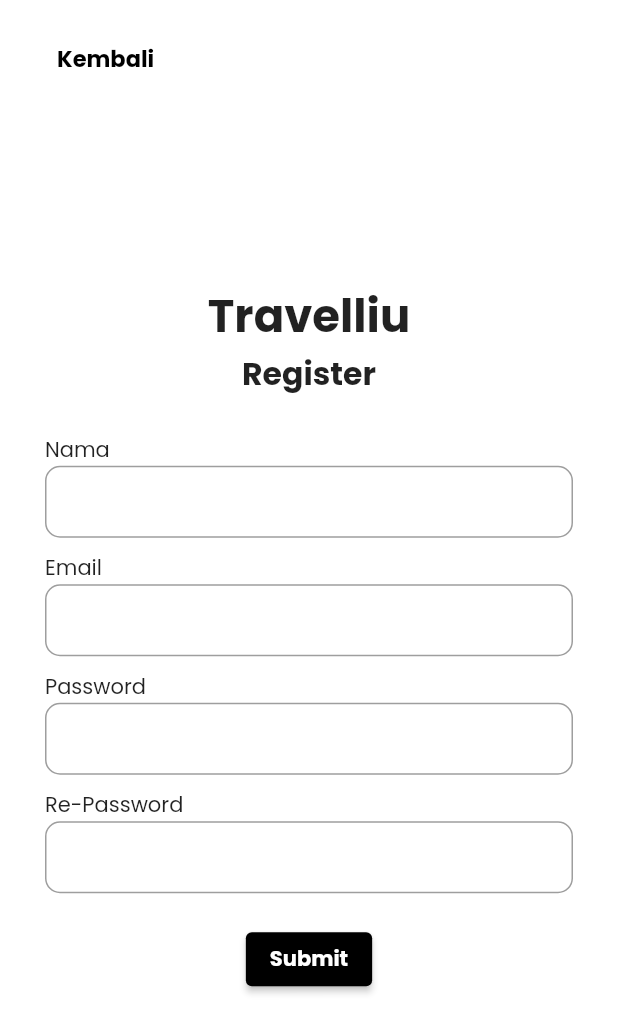
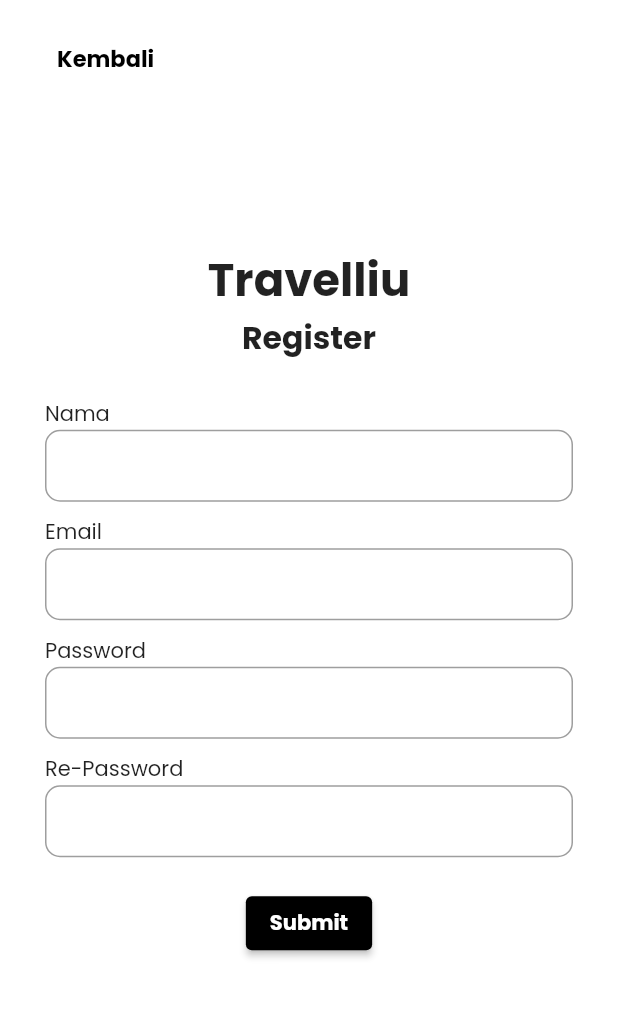
Before and after one commit to fanzru/travelliu, a Flutter app: the LoginScreen screen opened by its route, after a tap on "Masuk", after a tap on "Daftar!", on a phone screen of 412 x 824 dp. Shown: the top 1033 px of the screen. Run offline on Flutter 3.47's test engine with Material 2 defaults, Android fonts, the phone set to English and light mode, and no system bars; our stand-ins replace file_picker, shared_preferences; accounts and stored records are empty; network calls fail.

Commit message:
Floating snackbar, adaptive forms

```diff
--- a/mobile/lib/model/profile.dart
+++ b/mobile/lib/model/profile.dart
@@ -20,7 +20,6 @@ class Profile {
   });
   factory Profile.fromJson(Map<String, dynamic> json) {
     var user = User.fromJson(json["user"]);
-    print(user);
     return Profile(
       user: user,
       // reviews: json["reviews"],
--- a/mobile/lib/screen/form_login/login_screen.dart
+++ b/mobile/lib/screen/form_login/login_screen.dart
@@ -3,6 +3,7 @@ import 'dart:math';
 import 'package:flutter/material.dart';
 import 'package:mobile/api/user.dart';
 import 'package:mobile/screen/form_register/register_screen.dart';
+import 'package:mobile/screen/home/home_screen.dart';
 import 'package:mobile/utils/show_snackbar.dart';
 import 'package:mobile/model/profile_secure.dart';
 
@@ -28,13 +29,10 @@ class _LoginScreenState extends State<LoginScreen> {
     if (_formKey.currentState!.validate()) {
       // If valid
       try {
-        var user =
         await loginUser(_emailController.text, _passwordController.text);
-        var profile = await SecureProfile.getStorage();
-        profile.setLoggedIn(user.id, user.token);
-        ShowSnackBar(
-            context, "Selamat datang ${user.name}, harap pindah halaman");
-        Navigator.pop(context);
+        ShowSnackBar(context, "Login berhasil");
+        Navigator.pushNamedAndRemoveUntil(
+            context, HomeScreen.routeName, (route) => false);
       } catch (err) {
         ShowSnackBar(context, "$err");
       }
@@ -68,18 +66,14 @@ class _LoginScreenState extends State<LoginScreen> {
   Widget build(BuildContext context) {
     return Scaffold(
         backgroundColor: Colors.white,
-      resizeToAvoidBottomInset: false,
         body: SafeArea(
             child: Padding(
-              padding:
-                  const EdgeInsets.symmetric(vertical: 15, horizontal: 30),
-              child: Column(
-                crossAxisAlignment: CrossAxisAlignment.start,
+          padding: const EdgeInsets.symmetric(vertical: 15, horizontal: 30),
+          child: Stack(
             children: [
               TextButton(
                   style: ButtonStyle(
-                          overlayColor:
-                              MaterialStateProperty.all(Colors.black12)),
+                      overlayColor: MaterialStateProperty.all(Colors.black12)),
                   onPressed: _handleKembaliButton,
                   child: const Text(
                     "Kembali",
@@ -88,8 +82,13 @@ class _LoginScreenState extends State<LoginScreen> {
                         fontWeight: FontWeight.bold,
                         fontSize: 15),
                   )),
-                  Expanded(
-                      child: Center(
+              Center(
+                child: SingleChildScrollView(
+                  reverse: true,
+                  child: Column(
+                    crossAxisAlignment: CrossAxisAlignment.start,
+                    children: [
+                      Center(
                           child: Column(
                         mainAxisAlignment: MainAxisAlignment.center,
                         children: [
@@ -111,7 +110,8 @@ class _LoginScreenState extends State<LoginScreen> {
                               child: Column(
                                 children: [
                                   Column(
-                                crossAxisAlignment: CrossAxisAlignment.start,
+                                    crossAxisAlignment:
+                                        CrossAxisAlignment.start,
                                     children: [
                                       const Text("Email"),
                                       TextFormField(
@@ -138,7 +138,8 @@ class _LoginScreenState extends State<LoginScreen> {
                                     height: 10,
                                   ),
                                   Column(
-                                crossAxisAlignment: CrossAxisAlignment.start,
+                                    crossAxisAlignment:
+                                        CrossAxisAlignment.start,
                                     children: [
                                       const Text("Password"),
                                       TextFormField(
@@ -195,14 +196,19 @@ class _LoginScreenState extends State<LoginScreen> {
                                       )),
                                   child: const Text(
                                     "Daftar!",
-                                style: TextStyle(fontWeight: FontWeight.bold),
+                                    style:
+                                        TextStyle(fontWeight: FontWeight.bold),
                                   ))
                             ],
                           )
                         ],
-                  )))
+                      ))
                     ],
-              ))),
-    );
+                  ),
+                ),
+              ),
+            ],
+          ),
+        )));
   }
 }
--- a/mobile/lib/screen/form_register/register_screen.dart
+++ b/mobile/lib/screen/form_register/register_screen.dart
@@ -1,5 +1,6 @@
 import 'package:flutter/material.dart';
 import 'package:mobile/api/user.dart';
+import 'package:mobile/screen/home/home_screen.dart';
 import 'package:mobile/utils/show_snackbar.dart';
 
 class RegisterScreenArguments {
@@ -22,12 +23,11 @@ class RegisterScreenState extends State<RegisterScreen> {
   final TextEditingController _namaController = TextEditingController();
   final TextEditingController _repasswordController = TextEditingController();
 
-
   void _handleKembaliButton() {
     Navigator.pop(context);
   }
 
-  String? _validEmail(String? txt){
+  String? _validEmail(String? txt) {
     if (txt == null || txt.isEmpty) {
       return "Masukkan email";
     }
@@ -39,7 +39,7 @@ class RegisterScreenState extends State<RegisterScreen> {
     return null;
   }
 
-  String? _validPassword(String? txt){
+  String? _validPassword(String? txt) {
     if (txt == null || txt.isEmpty) {
       return "Masukkan password";
     }
@@ -49,42 +49,40 @@ class RegisterScreenState extends State<RegisterScreen> {
     return null;
   }
 
-  String? _validRepassword(String? txt){
+  String? _validRepassword(String? txt) {
     if (txt != _passwordController.text) {
       return "Password tidak sama";
     }
     return null;
   }
 
-  String? _validNama(String? txt){
+  String? _validNama(String? txt) {
     if (txt == null || txt.isEmpty) {
       return "Masukkan nama";
     }
     return null;
   }
-  void _handleSubmit() async{
-    try{
-      var respon=
-        await registerUser(_namaController.text, _emailController.text, _passwordController.text);
+
+  void _handleSubmit() async {
+    try {
+      var respon = await registerUser(_namaController.text,
+          _emailController.text, _passwordController.text);
+      Navigator.pushNamedAndRemoveUntil(
+          context, HomeScreen.routeName, (route) => false);
       ShowSnackBar(context, "Akun ${_namaController.text} berhasil dibuat");
-    }catch(err){
+    } catch (err) {
       ShowSnackBar(context, "$err");
     }
-
-
   }
 
   @override
   Widget build(BuildContext context) {
     return Scaffold(
-      resizeToAvoidBottomInset: false,
       backgroundColor: Colors.white,
-      body: Container(
+      body: SafeArea(
         child: Padding(
-              padding:
-                  const EdgeInsets.symmetric(vertical: 15, horizontal: 30),
-              child: Column(
-                crossAxisAlignment: CrossAxisAlignment.start,
+            padding: const EdgeInsets.symmetric(vertical: 15, horizontal: 30),
+            child: Stack(
               children: [
                 TextButton(
                     style: ButtonStyle(
@@ -98,7 +96,9 @@ class RegisterScreenState extends State<RegisterScreen> {
                           fontWeight: FontWeight.bold,
                           fontSize: 15),
                     )),
-                  Expanded(
+                Center(
+                  child: SingleChildScrollView(
+                    reverse: true,
                     child: Center(
                       child: Column(
                         mainAxisAlignment: MainAxisAlignment.center,
@@ -118,11 +118,11 @@ class RegisterScreenState extends State<RegisterScreen> {
                           ),
                           Form(
                               key: _formKey,
-                          child: SingleChildScrollView(
                               child: Column(
                                 children: [
                                   Column(
-                                  crossAxisAlignment: CrossAxisAlignment.start,
+                                    crossAxisAlignment:
+                                        CrossAxisAlignment.start,
                                     children: [
                                       const Text("Nama"),
                                       TextFormField(
@@ -149,7 +149,8 @@ class RegisterScreenState extends State<RegisterScreen> {
                                     height: 10,
                                   ),
                                   Column(
-                                  crossAxisAlignment: CrossAxisAlignment.start,
+                                    crossAxisAlignment:
+                                        CrossAxisAlignment.start,
                                     children: [
                                       const Text("Email"),
                                       TextFormField(
@@ -176,7 +177,8 @@ class RegisterScreenState extends State<RegisterScreen> {
                                     height: 10,
                                   ),
                                   Column(
-                                  crossAxisAlignment: CrossAxisAlignment.start,
+                                    crossAxisAlignment:
+                                        CrossAxisAlignment.start,
                                     children: [
                                       const Text("Password"),
                                       TextFormField(
@@ -204,7 +206,8 @@ class RegisterScreenState extends State<RegisterScreen> {
                                     height: 10,
                                   ),
                                   Column(
-                                  crossAxisAlignment: CrossAxisAlignment.start,
+                                    crossAxisAlignment:
+                                        CrossAxisAlignment.start,
                                     children: [
                                       const Text("Re-Password"),
                                       TextFormField(
@@ -247,12 +250,15 @@ class RegisterScreenState extends State<RegisterScreen> {
                                     height: 20,
                                   ),
                                 ],
-                            ),
                               )),
                         ],
-                  )))
+                      ),
+                    ),
+                  ),
+                )
               ],
-              ))),
+            )),
+      ),
     );
   }
 }
--- a/mobile/lib/screen/home/components/profile/myprofile/my_profile.dart
+++ b/mobile/lib/screen/home/components/profile/myprofile/my_profile.dart
@@ -3,6 +3,7 @@ import 'package:mobile/api/user.dart';
 import 'package:mobile/model/profile.dart';
 import 'package:mobile/model/review.dart';
 import 'package:mobile/screen/home/components/profile/myprofile/card_profile.dart';
+import 'package:mobile/screen/home/home_screen.dart';
 import "dart:math" as math;
 
 import 'package:mobile/utils/show_snackbar.dart';
@@ -47,8 +48,9 @@ class _MyProfile extends State<MyProfile> {
                     onPressed: () async {
                       try {
                         await userLogout();
-                        ShowSnackBar(
-                            context, "Logout berhasil, harap pindah halaman");
+                        Navigator.pushNamedAndRemoveUntil(
+                            context, HomeScreen.routeName, (route) => false);
+                        ShowSnackBar(context, "Logout berhasil");
                       } catch (err) {
                         ShowSnackBar(context, err.toString());
                       }
--- a/mobile/lib/utils/show_snackbar.dart
+++ b/mobile/lib/utils/show_snackbar.dart
@@ -1,7 +1,8 @@
 import 'package:flutter/material.dart';
 
 void ShowSnackBar(BuildContext context, String message) {
-  final snackbar = SnackBar(content: Text(message));
+  final snackbar =
+      SnackBar(behavior: SnackBarBehavior.floating, content: Text(message));
 
   ScaffoldMessenger.of(context).showSnackBar(snackbar);
 }
```
Also changed, not shown: mobile/lib/api/user.dart (+7 -5 lines), mobile/pubspec.lock, 1 other file. Lines whose indentation alone changed are shown as unchanged.
